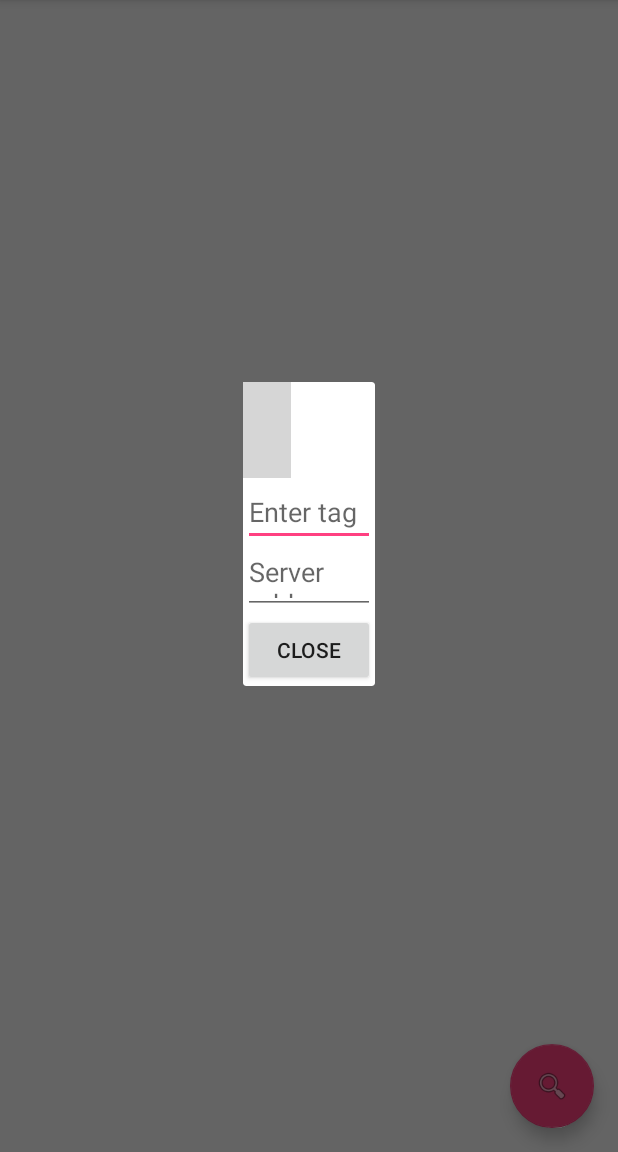
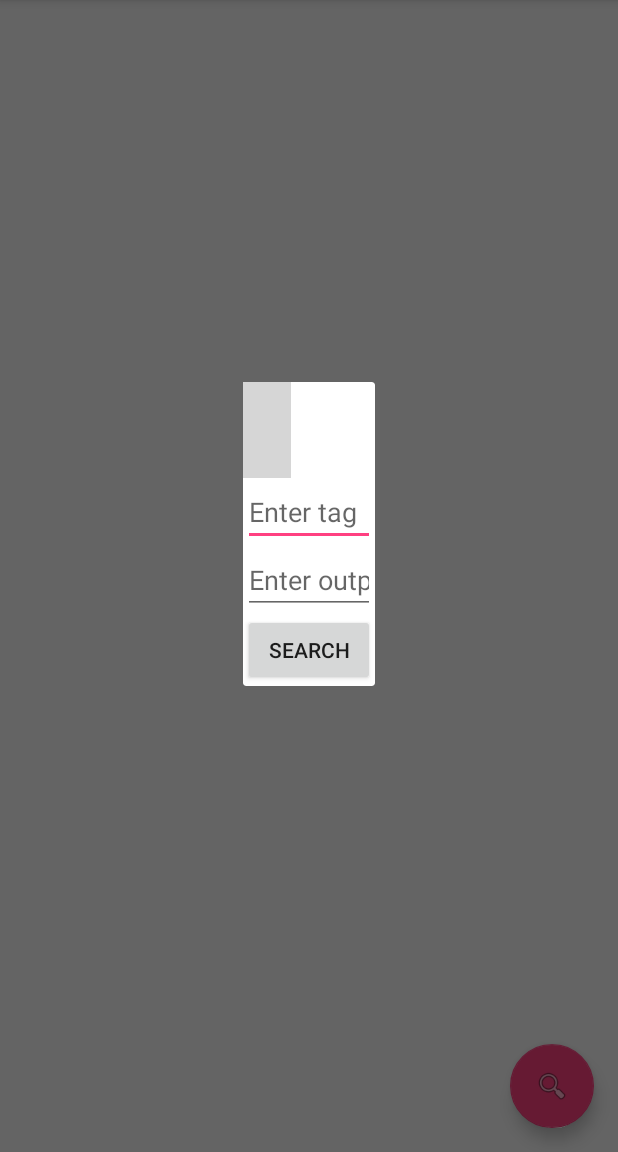
Before and after one commit to mazzers/vmw-client, an Android app: the screen it shows after launch (MainActivity), after a tap on an icon or button, on a phone screen of 412 x 824 dp, the part 84-1236 px from its top. Run offline under Robolectric (Android 15) with nearby library versions, the phone set to English and light mode, and no system bars; libraries missing offline, so code that uses them is left out: com.koushikdutta.ion, com.larswerkman.lobsterpicker; plain views replace LobsterOpacitySlider, LobsterPicker, LobsterShadeSlider; pictures from the network do not load; 4 statements that could not run were skipped; grey boxes are pictures that could not be loaded.

Commit message:
results limit added

```diff
--- a/app/src/main/java/com/example/mazzers/vmw_client/MainActivity.java
+++ b/app/src/main/java/com/example/mazzers/vmw_client/MainActivity.java
@@ -41,6 +41,8 @@ public class MainActivity extends AppCompatActivity {
     ListAdapter listAdapter;
     ListView listView;
 
+
+
     @Override
     protected void onCreate(Bundle savedInstanceState) {
         super.onCreate(savedInstanceState);
@@ -58,12 +60,11 @@ public class MainActivity extends AppCompatActivity {
     }
 
 
-    private void initConnection(String tag, int r, int g, int b) throws Exception {
+    private void initConnection(String tag, int r, int g, int b, int limit) throws Exception {
         RestTask task = new RestTask(this);
-        String request = "?tag=" + tag + "&r=" + r + "&g=" + g + "&b=" + b;
-        String address = "http://192.168.202.1:3456";
+        String request = "?tag=" + tag + "&r=" + r + "&g=" + g + "&b=" + b + "&limit=" + limit;
+        String address = "http://10.0.0.6:3456";
         task.execute(request,address);
-
     }
 
     private void showSearchDialogue() {
@@ -76,22 +77,27 @@ public class MainActivity extends AppCompatActivity {
 
         lobsterPicker.addDecorator(shadeSlider);
 
-        final EditText editText = (EditText) dialog.findViewById(R.id.tagText);
-        Button dialogButton = (Button) dialog.findViewById(R.id.closeButton);
+        final EditText tagText = (EditText) dialog.findViewById(R.id.tagText);
+        final EditText outputLimitText = (EditText) dialog.findViewById(R.id.output_limit);
+        Button searchButton = (Button) dialog.findViewById(R.id.searchButton);
         // if button is clicked, close the custom dialog
-        dialogButton.setOnClickListener(new View.OnClickListener() {
+        searchButton.setOnClickListener(new View.OnClickListener() {
             @Override
             public void onClick(View v) {
-                if (editText.getText().toString().isEmpty()) {
+                if (tagText.getText().toString().isEmpty()) {
                     Toast.makeText(getApplicationContext(), "Input tag", Toast.LENGTH_SHORT).show();
                 } else {
                     int r = (lobsterPicker.getColor() >> 16) & 0xFF;
                     int g = (lobsterPicker.getColor() >> 8) & 0xFF;
                     int b = (lobsterPicker.getColor()) & 0xFF;
-                    String result = "Tag is: " + editText.getText().toString() + " | RGB:(" + r + "," + g + "," + b + ")";
+                    String result = "Tag is: " + tagText.getText().toString() + " | RGB:(" + r + "," + g + "," + b + ")";
                     Toast.makeText(getApplicationContext(), result, Toast.LENGTH_SHORT).show();
+                    int limit = 10;
+                    if(!outputLimitText.getText().toString().isEmpty()) {
+                        limit = Integer.parseInt(outputLimitText.getText().toString());
+                    }
                     try {
-                        initConnection(editText.getText().toString(), r, g, b);
+                        initConnection(tagText.getText().toString(), r, g, b, limit);
                     } catch (Exception e) {
                         e.printStackTrace();
                     }
@@ -220,7 +226,7 @@ public class MainActivity extends AppCompatActivity {
                     .withBitmap()
                     .smartSize(true)
                     .intoImageView(imageView);
-            name.setText("Color value: " + imgValues.get(position));
+            name.setText("Color share: " + imgValues.get(position));
 
             return row;
         }
--- a/app/src/main/res/layout/searchdialogue.xml
+++ b/app/src/main/res/layout/searchdialogue.xml
@@ -26,15 +26,16 @@
     <EditText
         android:layout_width="match_parent"
         android:layout_height="wrap_content"
-        android:id="@+id/serverIP"
-        android:hint="Server address"/>
+        android:id="@+id/output_limit"
+        android:hint="Enter output limit"
+        android:inputType="number"/>
 
     <Button
         android:layout_width="wrap_content"
         android:layout_height="wrap_content"
         android:src="@android:drawable/ic_menu_add"
-        android:text="Close"
-        android:id="@+id/closeButton"/>
+        android:text="Search"
+        android:id="@+id/searchButton"/>
 
     <!--<com.larswerkman.lobsterpicker.sliders.LobsterOpacitySlider-->
         <!--android:id="@+id/opacityslider"-->
```
